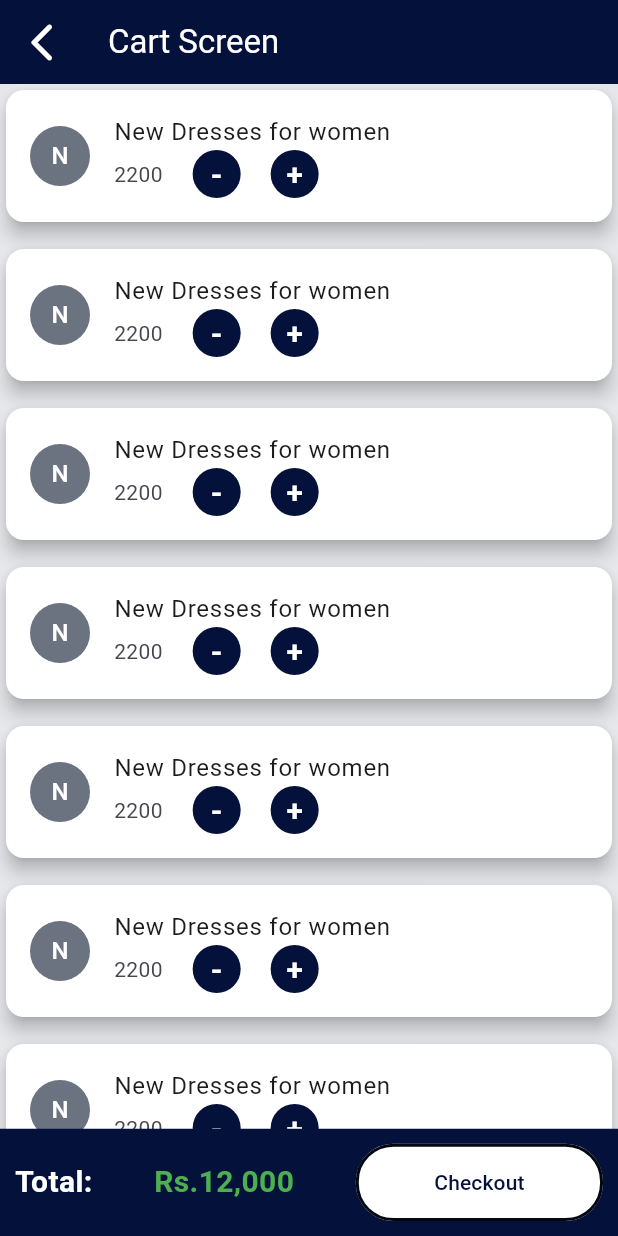
After one commit to sinha-niranjan/loot_bazar, a Flutter app: the CartScreen screen opened directly, on a phone screen of 412 x 824 dp. The commit adds this screen. Run offline on Flutter 3.47's test engine with Material 3 defaults, Android fonts, the phone set to English and light mode, and no system bars; our stand-ins replace cached_network_image, carousel_slider, cloud_firestore, firebase_auth, firebase_core, firebase_messaging and 5 more; accounts and stored records are empty.

Commit message:
feature: added cart screen

```diff
--- /dev/null
+++ b/lib/screens/user-panel/cart-screen.dart
@@ -0,0 +1,148 @@
+import 'package:flutter/material.dart';
+import 'package:get/get.dart';
+import 'package:loot_bazar/utils/app_constant.dart';
+
+class CartScreen extends StatefulWidget {
+  const CartScreen({super.key});
+
+  @override
+  State<CartScreen> createState() => _CartScreenState();
+}
+
+class _CartScreenState extends State<CartScreen> {
+  @override
+  Widget build(BuildContext context) {
+    return Scaffold(
+      backgroundColor: AppConstant.appBackgroundColor,
+      appBar: AppBar(
+        backgroundColor: AppConstant.appMainColor,
+        title: const Text(
+          "Cart Screen",
+          style: TextStyle(
+            color: AppConstant.appWhiteColor,
+          ),
+        ),
+        iconTheme:
+            const IconThemeData(color: AppConstant.appWhiteColor, size: 30),
+        leading: IconButton(
+            icon: const Icon(Icons.arrow_back_ios_new_rounded),
+            onPressed: () => Navigator.of(context).pop()),
+      ),
+      body: Container(
+        child: ListView.builder(
+          itemCount: 30,
+          shrinkWrap: true,
+          physics: const BouncingScrollPhysics(),
+          itemBuilder: (context, index) {
+            return const Column(
+              children: [
+                Card(
+                  elevation: 5,
+                  color: AppConstant.appWhiteColor,
+                  child: Padding(
+                    padding: EdgeInsets.fromLTRB(0, 8.0, 0, 8.0),
+                    child: ListTile(
+                      leading: CircleAvatar(
+                        backgroundColor: AppConstant.appSecondaryTextColor,
+                        child: Text(
+                          "N",
+                          style: TextStyle(color: AppConstant.appWhiteColor),
+                        ),
+                      ),
+                      title: Text(
+                        "New Dresses for women",
+                      ),
+                      subtitle: Row(
+                        mainAxisAlignment: MainAxisAlignment.start,
+                        children: [
+                          Text("2200"),
+                          SizedBox(
+                            width: 20,
+                          ),
+                          CircleAvatar(
+                            radius: 16,
+                            backgroundColor: AppConstant.appMainColor,
+                            foregroundColor: AppConstant.appWhiteColor,
+                            child: Text(
+                              "-",
+                              style: TextStyle(
+                                  fontWeight: FontWeight.bold, fontSize: 20),
+                            ),
+                          ),
+                          SizedBox(
+                            width: 20,
+                          ),
+                          CircleAvatar(
+                            radius: 16,
+                            backgroundColor: AppConstant.appMainColor,
+                            foregroundColor: AppConstant.appWhiteColor,
+                            child: Text(
+                              "+",
+                              style: TextStyle(
+                                  fontSize: 20, fontWeight: FontWeight.bold),
+                            ),
+                          )
+                        ],
+                      ),
+                    ),
+                  ),
+                ),
+                SizedBox(
+                  height: 10,
+                )
+              ],
+            );
+          },
+        ),
+      ),
+      bottomNavigationBar: Container(
+        color: AppConstant.appMainColor,
+        child: Padding(
+          padding: const EdgeInsets.all(10.0),
+          child: Row(
+            mainAxisAlignment: MainAxisAlignment.spaceBetween,
+            children: [
+              const Text(
+                "Total:",
+                style: TextStyle(
+                    color: AppConstant.appWhiteColor,
+                    fontWeight: FontWeight.bold,
+                    fontSize: 20),
+              ),
+              const Text(
+                "Rs.12,000",
+                style: TextStyle(
+                    color: AppConstant.appGreenColor,
+                    fontWeight: FontWeight.bold,
+                    fontSize: 20),
+              ),
+              Material(
+                shape: RoundedRectangleBorder(
+                  borderRadius:
+                      BorderRadius.circular(25.0), // Set the radius here
+                ),
+                child: Container(
+                  width: Get.width / 2.5,
+                  height: Get.height / 16,
+                  decoration: BoxDecoration(
+                    border:
+                        Border.all(color: AppConstant.appTextColor, width: 2.0),
+                    color: AppConstant.appWhiteColor,
+                    borderRadius: BorderRadius.circular(25.0),
+                  ),
+                  child: TextButton(
+                    onPressed: () {},
+                    child: const Text(
+                      'Checkout',
+                      style: TextStyle(color: AppConstant.appMainColor),
+                    ),
+                  ),
+                ),
+              )
+            ],
+          ),
+        ),
+      ),
+    );
+  }
+}
--- a/lib/screens/user-panel/main_screen.dart
+++ b/lib/screens/user-panel/main_screen.dart
@@ -3,6 +3,7 @@ import 'package:get/get.dart';
 import 'package:loot_bazar/screens/user-panel/all_categories_screen.dart';
 import 'package:loot_bazar/screens/user-panel/all_flash_sale_product.dart';
 import 'package:loot_bazar/screens/user-panel/all_product_screen.dart';
+import 'package:loot_bazar/screens/user-panel/cart-screen.dart';
 import 'package:loot_bazar/widgets/all_products_widget.dart';
 import 'package:loot_bazar/widgets/banner_widget.dart';
 import 'package:loot_bazar/widgets/category_widget.dart';
@@ -29,6 +30,17 @@ class MainScreen extends StatelessWidget {
         ),
         iconTheme:
             const IconThemeData(color: AppConstant.appWhiteColor, size: 30),
+        actions: [
+          Padding(
+            padding: const EdgeInsets.all(8.0),
+            child: GestureDetector(
+              onTap: () => Get.to(() => CartScreen()),
+              child: Icon(
+                Icons.shopping_cart,
+              ),
+            ),
+          )
+        ],
       ),
       drawer: const DrawerWidget(),
       body: SingleChildScrollView(
--- a/lib/utils/app_constant.dart
+++ b/lib/utils/app_constant.dart
@@ -12,4 +12,5 @@ class AppConstant {
   static const appWhiteColor = Color.fromRGBO(255, 255, 255, 1);
   static const appBackgroundColor = Color.fromRGBO(229, 231, 235, 1);
   static const appRedColor = Colors.red;
+  static const appGreenColor = Colors.green;
 }
```
